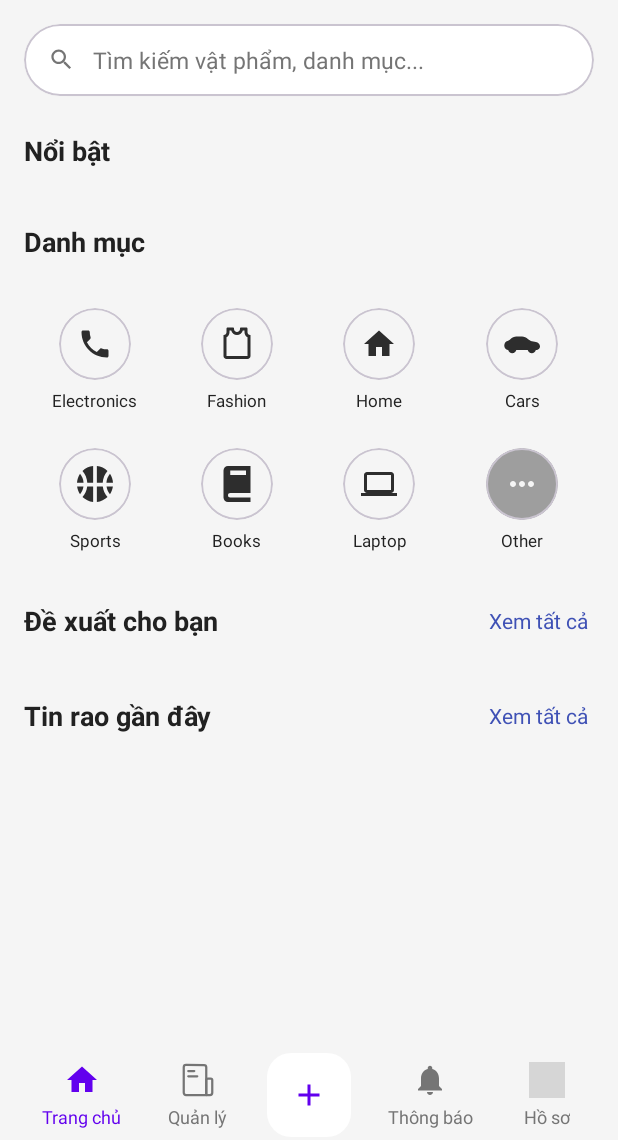
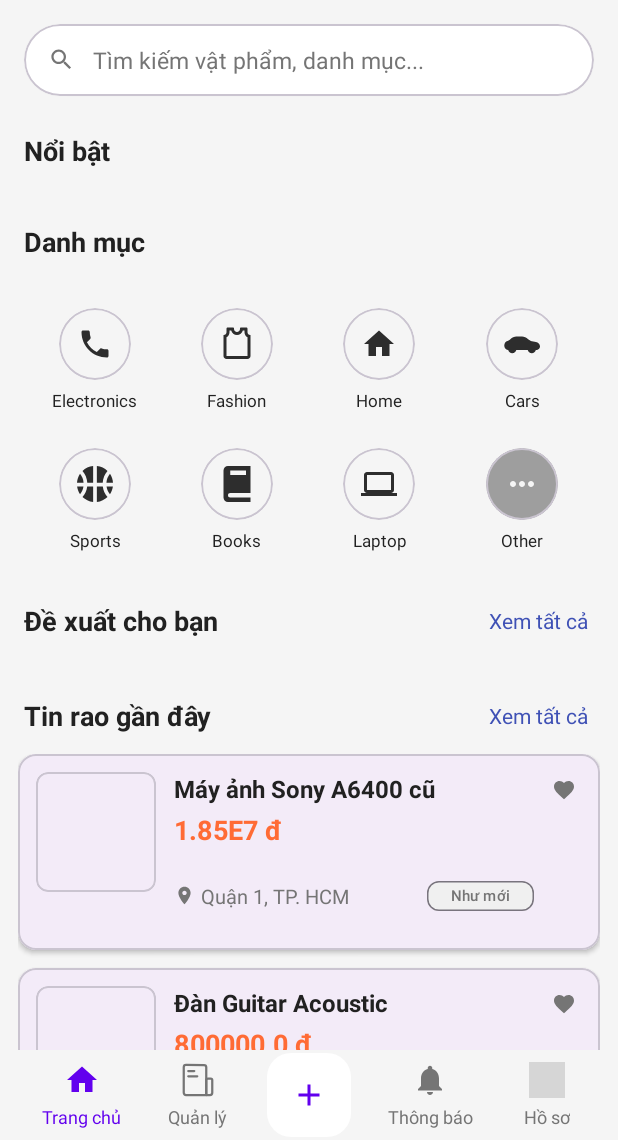
Before and after one commit to ThieuVy/TradeUp-App, an Android app: the screen it shows after launch once a user with an empty profile is signed in (MainActivity), on a phone screen of 412 x 824 dp, the part 96-1236 px from its top. Run offline under Robolectric (Android 15) with nearby library versions, the phone set to English and light mode, and no system bars; our stand-ins replace Firebase (no records; nobody signed in at launch, a user with empty details on screens opened directly); pictures from the network do not load; 2 statements that could not run were skipped; grey boxes are pictures that could not be loaded.

Commit message:
Update v1.1

```diff
--- a/app/src/main/java/com/example/testapptradeup/fragments/MyListingsFragment.java
+++ b/app/src/main/java/com/example/testapptradeup/fragments/MyListingsFragment.java
@@ -4,6 +4,7 @@ import android.annotation.SuppressLint;
 import android.app.AlertDialog;
 import android.graphics.Typeface;
 import android.os.Bundle;
+import android.util.Log;
 import android.view.LayoutInflater;
 import android.view.View;
 import android.view.ViewGroup;
@@ -63,7 +64,7 @@ public class MyListingsFragment extends Fragment implements ManageListingsAdapte
     @Override
     public void onViewCreated(@NonNull View view, @Nullable Bundle savedInstanceState) {
         super.onViewCreated(view, savedInstanceState);
-        mainViewModel = new ViewModelProvider(requireActivity()).get(MainViewModel.class); // Khởi tạo
+        mainViewModel = new ViewModelProvider(requireActivity()).get(MainViewModel.class);
         navController = Navigation.findNavController(view);
         initViews(view);
         setupRecyclerView();
@@ -122,8 +123,8 @@ public class MyListingsFragment extends Fragment implements ManageListingsAdapte
         mainViewModel.getNewListingPosted().observe(getViewLifecycleOwner(), newListing -> {
             if (newListing != null) {
                 // Khi có bài đăng mới, yêu cầu ViewModel tải lại từ đầu
+                Log.d("MyListingsFragment", "Nhận được sự kiện đăng bài mới, đang làm mới danh sách...");
                 viewModel.refreshListings();
-                // Đánh dấu sự kiện đã được xử lý để không trigger lại
                 mainViewModel.onNewListingEventHandled();
             }
         });
--- a/app/src/main/java/com/example/testapptradeup/repositories/ListingRepository.java
+++ b/app/src/main/java/com/example/testapptradeup/repositories/ListingRepository.java
@@ -17,6 +17,8 @@ import com.google.firebase.firestore.Query;
 import com.google.firebase.firestore.QueryDocumentSnapshot;
 
 import java.util.ArrayList;
+import java.util.Arrays;
+import java.util.Date;
 import java.util.List;
 
 public class ListingRepository {
@@ -64,18 +66,56 @@ public class ListingRepository {
         MutableLiveData<List<Listing>> data = new MutableLiveData<>();
         db.collection("listings")
                 .whereEqualTo("status", "available")
-                .orderBy("timePosted", Query.Direction.DESCENDING) // Sắp xếp theo mới nhất
+                .orderBy("timePosted", Query.Direction.DESCENDING)
                 .limit(limit)
                 .get()
                 .addOnSuccessListener(queryDocumentSnapshots -> {
                     List<Listing> listings = new ArrayList<>();
-                    for (QueryDocumentSnapshot doc : queryDocumentSnapshots) {
-                        listings.add(doc.toObject(Listing.class));
+                    if (queryDocumentSnapshots != null && !queryDocumentSnapshots.isEmpty()) {
+                        for (QueryDocumentSnapshot doc : queryDocumentSnapshots) {
+                            listings.add(doc.toObject(Listing.class));
+                        }
+                    } else {
+                        // *** NẾU FIRESTORE TRỐNG, TẠO DỮ LIỆU MẪU ***
+                        Log.d("ListingRepository", "Firestore trống, tạo dữ liệu mẫu.");
+                        listings.addAll(createMockListings());
                     }
                     data.setValue(listings);
                 })
-                .addOnFailureListener(e -> data.setValue(null));
+                .addOnFailureListener(e -> {
+                    // *** NẾU LỖI, CŨNG TẠO DỮ LIỆU MẪU ***
+                    Log.e("ListingRepository", "Lỗi tải listings, tạo dữ liệu mẫu.", e);
+                    data.setValue(createMockListings());
+                });
         return data;
+    }
+
+    private List<Listing> createMockListings() {
+        List<Listing> mockList = new ArrayList<>();
+
+        Listing item1 = new Listing("Máy ảnh Sony A6400 cũ", "Máy ảnh còn mới, ít dùng, fullbox. Tặng kèm thẻ nhớ 64GB.", 18500000.0,
+                Arrays.asList("https://images.unsplash.com/photo-1516739832250-7c2512a4f48a?q=80&w=2070"),
+                "Quận 1, TP. HCM", "cat_electronics", "mock_seller_1", "Người Bán An", "like_new", true);
+        item1.setId("mock_id_1");
+        item1.setTimePosted(new Date(System.currentTimeMillis() - 86400000)); // 1 ngày trước
+
+        Listing item2 = new Listing("Đàn Guitar Acoustic", "Đàn còn tốt, âm thanh hay, phù hợp cho người mới tập. Có vài vết xước nhỏ không ảnh hưởng.", 800000.0,
+                Arrays.asList("https://images.unsplash.com/photo-1550291652-6ea9114a47b1?q=80&w=2070"),
+                "Cầu Giấy, Hà Nội", "cat_other", "mock_seller_2", "Người Bán Bình", "used", true);
+        item2.setId("mock_id_2");
+        item2.setTimePosted(new Date(System.currentTimeMillis() - 172800000)); // 2 ngày trước
+
+        Listing item3 = new Listing("Giày chạy bộ Nike Pegasus 40", "Giày chính hãng, mới chạy 2-3 lần, không hợp size nên pass lại. Size 42.", 2100000.0,
+                Arrays.asList("https://images.unsplash.com/photo-1542291026-7eec264c27ab?q=80&w=2070"),
+                "Quận Hải Châu, Đà Nẵng", "cat_fashion", "mock_seller_3", "Người Bán Chi", "new", false);
+        item3.setId("mock_id_3");
+        item3.setTimePosted(new Date(System.currentTimeMillis() - 3600000)); // 1 giờ trước
+
+        mockList.add(item1);
+        mockList.add(item2);
+        mockList.add(item3);
+
+        return mockList;
     }
 
     public LiveData<PagedResult<Listing>> getMyListings(String userId, @Nullable DocumentSnapshot lastVisible) {
@@ -214,13 +254,10 @@ public class ListingRepository {
         MutableLiveData<PagedResult<Listing>> resultLiveData = new MutableLiveData<>();
         Query query = db.collection("listings").whereEqualTo("status", "available");
 
-        // ========== SỬA LỖI Ở ĐÂY ==========
         // QUAN TRỌNG: Phải orderBy TRƯỚC khi dùng startAt/endAt
         if (params.getQuery() != null && !params.getQuery().isEmpty()) {
             query = query.orderBy("title").startAt(params.getQuery()).endAt(params.getQuery() + '\uf8ff');
         }
-        // ===================================
-
         if (params.getCategory() != null && !params.getCategory().isEmpty()) {
             query = query.whereEqualTo("categoryId", params.getCategory());
         }
@@ -234,13 +271,7 @@ public class ListingRepository {
             query = query.whereEqualTo("condition", params.getCondition());
         }
 
-        if (params.getSortBy() != null && !params.getSortBy().isEmpty()) {
-            // Tránh lỗi khi orderBy("title") đã được gọi ở trên
-            if (!params.getSortBy().equals("title")) {
-                Query.Direction direction = params.isSortAscending() ? Query.Direction.ASCENDING : Query.Direction.DESCENDING;
-                query = query.orderBy(params.getSortBy(), direction);
-            }
-        } else if (params.getQuery() == null || params.getQuery().isEmpty()) {
+        if (params.getSortBy() == null || params.getSortBy().isEmpty() && (params.getQuery() == null || params.getQuery().isEmpty())) {
             query = query.orderBy("timePosted", Query.Direction.DESCENDING);
         }
 
```
Also changed, not shown: app/src/main/java/com/example/testapptradeup/fragments/ChatListFragment.java (+3 -6 lines), app/src/main/java/com/example/testapptradeup/fragments/HomeFragment.java (+2 -9 lines), app/src/main/java/com/example/testapptradeup/fragments/SearchFragment.java (+8 -4 lines), app/src/main/java/com/example/testapptradeup/viewmodels/SearchViewModel.java (+27 -26 lines), app/src/main/res/layout/fragment_chat_list.xml (+20 -9 lines).
